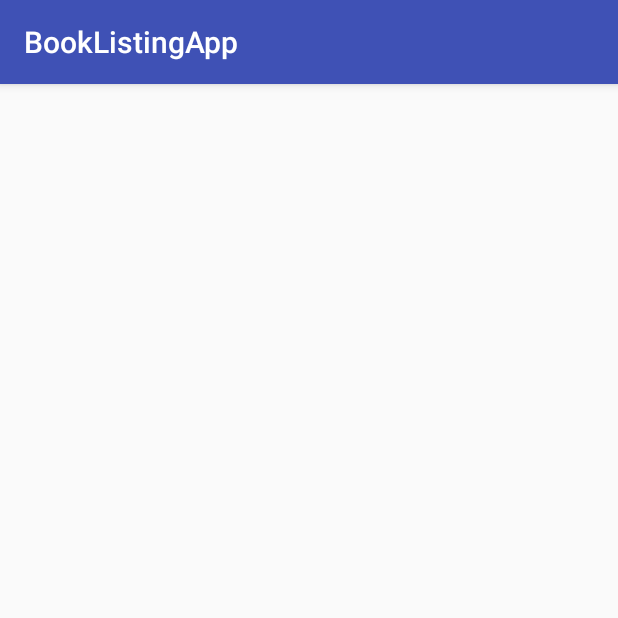
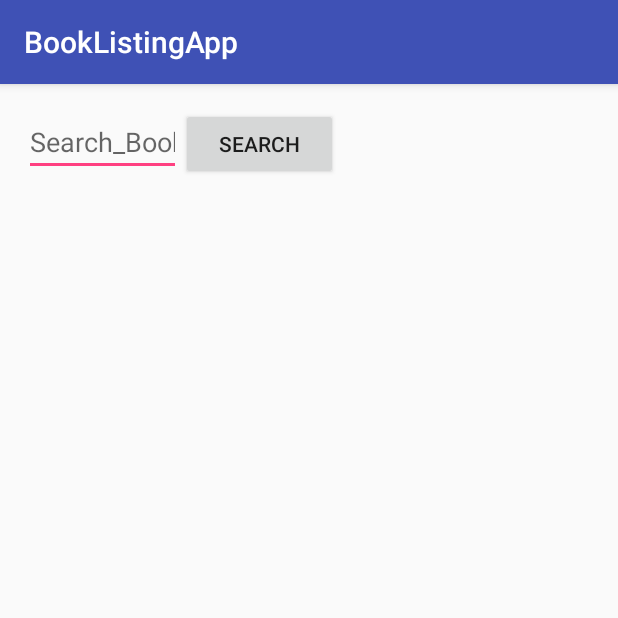
Before and after one commit to pranesh7/BookListingApp, an Android app: the screen it shows after launch (MainActivity), on a phone screen of 412 x 824 dp, the top half of it. Run offline under Robolectric (Android 15) with nearby library versions, the phone set to English and light mode, and no system bars; 2 statements that could not run were skipped.

Commit message:
first commit

```diff
--- a/app/src/main/res/layout/activity_main.xml
+++ b/app/src/main/res/layout/activity_main.xml
@@ -1,10 +1,37 @@
 <?xml version="1.0" encoding="utf-8"?>
-<ListView xmlns:android="http://schemas.android.com/apk/res/android"
+<RelativeLayout xmlns:android="http://schemas.android.com/apk/res/android"
     xmlns:tools="http://schemas.android.com/tools"
-    android:id="@+id/list"
     android:layout_width="match_parent"
     android:layout_height="match_parent"
-    android:orientation="vertical"
     tools:context="com.example.pranesh.booklistingapp.MainActivity">
 
-</ListView>
+    <LinearLayout
+        android:id="@+id/layout"
+        android:padding="16dp"
+        android:layout_width="wrap_content"
+        android:layout_height="wrap_content">
+    <EditText
+        android:id="@+id/search"
+        android:layout_width="0dp"
+        android:layout_weight="1"
+        android:layout_height="wrap_content"
+        android:hint="@string/search_books"
+        android:inputType="text"
+        />
+
+    <Button
+        android:id="@+id/search_button"
+        android:layout_width="0dp"
+        android:layout_weight="1"
+        android:layout_height="wrap_content"
+        android:text="@string/press_button"/>
+    </LinearLayout>
+
+    <ListView
+        android:layout_width="wrap_content"
+        android:layout_height="wrap_content"
+        android:layout_below="@+id/layout"
+        android:id="@+id/list">
+    </ListView>
+
+</RelativeLayout>
--- a/app/src/main/res/values/strings.xml
+++ b/app/src/main/res/values/strings.xml
@@ -1,3 +1,5 @@
 <resources>
     <string name="app_name">BookListingApp</string>
+    <string name="search_books">Search_Books</string>
+    <string name="press_button">Search</string>
 </resources>
```
Also changed, not shown: app/src/main/java/com/example/pranesh/booklistingapp/MainActivity.java (line endings or trailing spaces).
